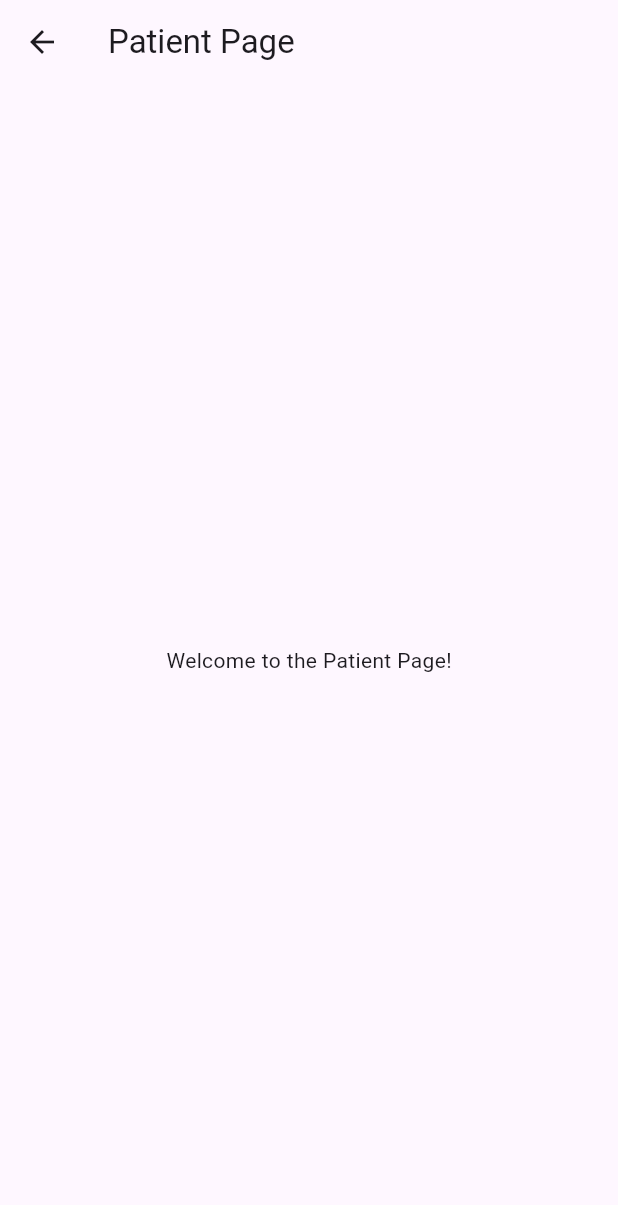
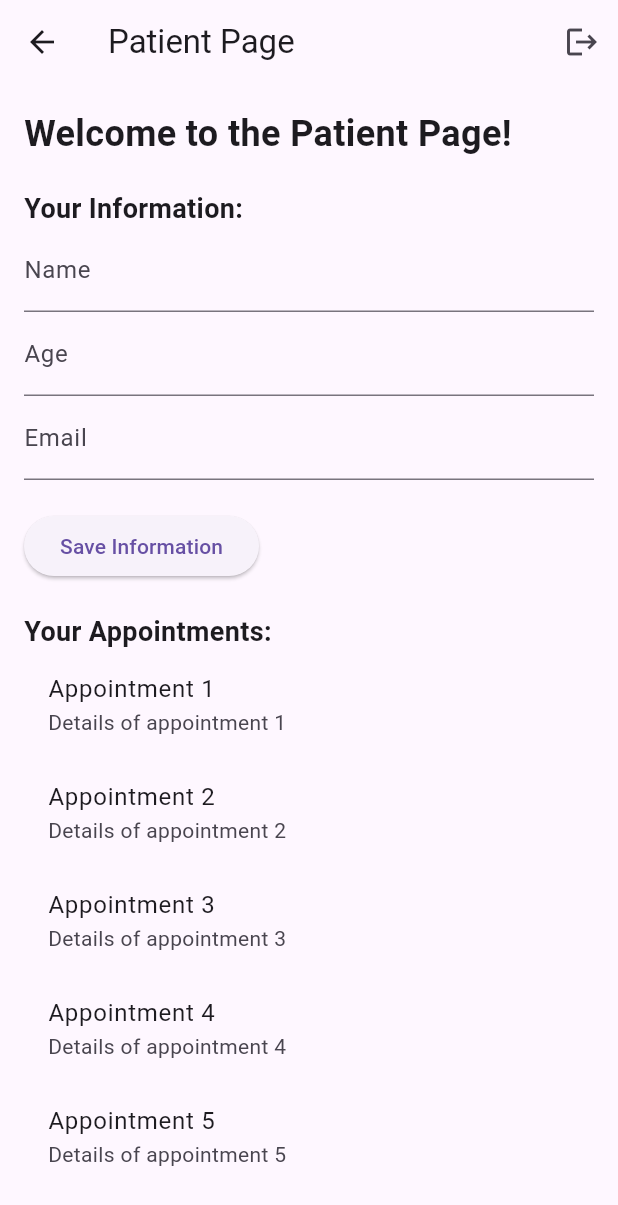
Before and after one commit to Kuater23/psiconnect, a Flutter app: the PatientPage screen opened by its route, on a phone screen of 412 x 824 dp. Shown: the top 1205 px of the screen. Run offline on Flutter 3.47's test engine with Material 3 defaults, Android fonts, the phone set to English and light mode, and no system bars; our stand-ins replace cloud_firestore, firebase_auth, firebase_core, flutter_hooks, flutter_riverpod, google_sign_in and 3 more; accounts and stored records are empty; network calls fail.

```diff
--- a/lib/src/content/home_content.dart
+++ b/lib/src/content/home_content.dart
@@ -44,7 +44,7 @@ class DesktopHomeContent extends StatelessWidget {
                 ),
                 SizedBox(height: 24),
                 Text(
-                  'Lorem ipsum dolor sit amet, consectetur adipiscing elit, sed do eiusmod tempor incididunt ut labore et dolore magna aliqua. Ut enim ad minim veniam, quis nostrud exercitation ullamco laboris nisi ut aliquip ex ea commodo consequat. Duis aute irure dolor in reprehenderit in voluptate velit esse cillum dolore eu fugiat nulla pariatur.',
+                  'Administrá tus pacientes, historias clínicas, agenda, archivos, turnos, sesiones, videollamadas, pagos, notificaciones de WhatsApp y mucho más de una manera simple y eficaz. ',
                 ),
                 SizedBox(height: 24),
                 Row(
--- a/lib/src/navigation_bar/nav_bar.dart
+++ b/lib/src/navigation_bar/nav_bar.dart
@@ -25,7 +25,7 @@ class DesktopNavBar extends HookConsumerWidget {
   @override
 Widget build(BuildContext context, WidgetRef ref) {
   final isScrolled = ref.watch(scrolledProvider);
-  final navBarColor = isScrolled ? Colors.blue : Colors.white;
+  final navBarColor = isScrolled ? Color.fromARGB(1, 40, 45, 0) : Colors.white;
 
   return Container(
     color: navBarColor,
--- a/lib/src/screens/login_page.dart
+++ b/lib/src/screens/login_page.dart
@@ -5,7 +5,8 @@ import 'package:Psiconnect/src/service/auth_service.dart';
 import 'package:Psiconnect/src/screens/professional_page.dart';
 import 'package:Psiconnect/src/screens/admin_page.dart';
 import 'package:Psiconnect/src/screens/patient_page.dart';
-import 'package:Psiconnect/src/screens/register_page.dart'; // Asegúrate de importar la página de registro
+import 'package:Psiconnect/src/screens/register_page.dart';
+// Asegúrate de importar la página de registro
 
 class LoginPage extends StatefulWidget {
   @override
@@ -21,7 +22,7 @@ class _LoginPageState extends State<LoginPage> {
   Widget build(BuildContext context) {
     return Scaffold(
       appBar: AppBar(title: Text('Login')),
-      backgroundColor: Color.fromARGB(255, 0, 153, 255), // Establece el color de fondo aquí
+      backgroundColor: Color.fromARGB(255, 1, 40, 45), // Establece el color de fondo aquí
       body: Center(
         child: Padding(
           padding: const EdgeInsets.all(16.0),
--- a/lib/src/screens/patient_page.dart
+++ b/lib/src/screens/patient_page.dart
@@ -6,9 +6,64 @@ class PatientPage extends StatelessWidget {
     return Scaffold(
       appBar: AppBar(
         title: Text('Patient Page'),
+        actions: [
+          IconButton(
+            icon: Icon(Icons.logout),
+            onPressed: () {
+              // Lógica para cerrar sesión
+              Navigator.pushReplacementNamed(context, '/login');
+            },
+          ),
+        ],
       ),
-      body: Center(
-        child: Text('Welcome to the Patient Page!'),
+      body: Padding(
+        padding: const EdgeInsets.all(16.0),
+        child: Column(
+          crossAxisAlignment: CrossAxisAlignment.start,
+          children: [
+            Text(
+              'Welcome to the Patient Page!',
+              style: TextStyle(fontSize: 24, fontWeight: FontWeight.bold),
+            ),
+            SizedBox(height: 20),
+            Text(
+              'Your Information:',
+              style: TextStyle(fontSize: 18, fontWeight: FontWeight.bold),
+            ),
+            TextField(
+              decoration: InputDecoration(labelText: 'Name'),
+            ),
+            TextField(
+              decoration: InputDecoration(labelText: 'Age'),
+            ),
+            TextField(
+              decoration: InputDecoration(labelText: 'Email'),
+            ),
+            SizedBox(height: 20),
+            ElevatedButton(
+              onPressed: () {
+                // Lógica para guardar la información del paciente
+              },
+              child: Text('Save Information'),
+            ),
+            SizedBox(height: 20),
+            Text(
+              'Your Appointments:',
+              style: TextStyle(fontSize: 18, fontWeight: FontWeight.bold),
+            ),
+            Expanded(
+              child: ListView.builder(
+                itemCount: 5, // Número de citas
+                itemBuilder: (context, index) {
+                  return ListTile(
+                    title: Text('Appointment ${index + 1}'),
+                    subtitle: Text('Details of appointment ${index + 1}'),
+                  );
+                },
+              ),
+            ),
+          ],
+        ),
       ),
     );
   }
--- a/lib/src/service/auth_service.dart
+++ b/lib/src/service/auth_service.dart
@@ -1,5 +1,6 @@
 import 'package:firebase_auth/firebase_auth.dart';
 import 'package:cloud_firestore/cloud_firestore.dart';
+import 'package:google_sign_in/google_sign_in.dart';
 
 class AuthService {
   final FirebaseAuth _firebaseAuth = FirebaseAuth.instance;
```
Also changed, not shown: lib/src/screens/admin_page.dart (+12 -0 lines), lib/src/screens/register_page.dart (+95 -133 lines), pubspec.yaml (line endings or trailing spaces).
